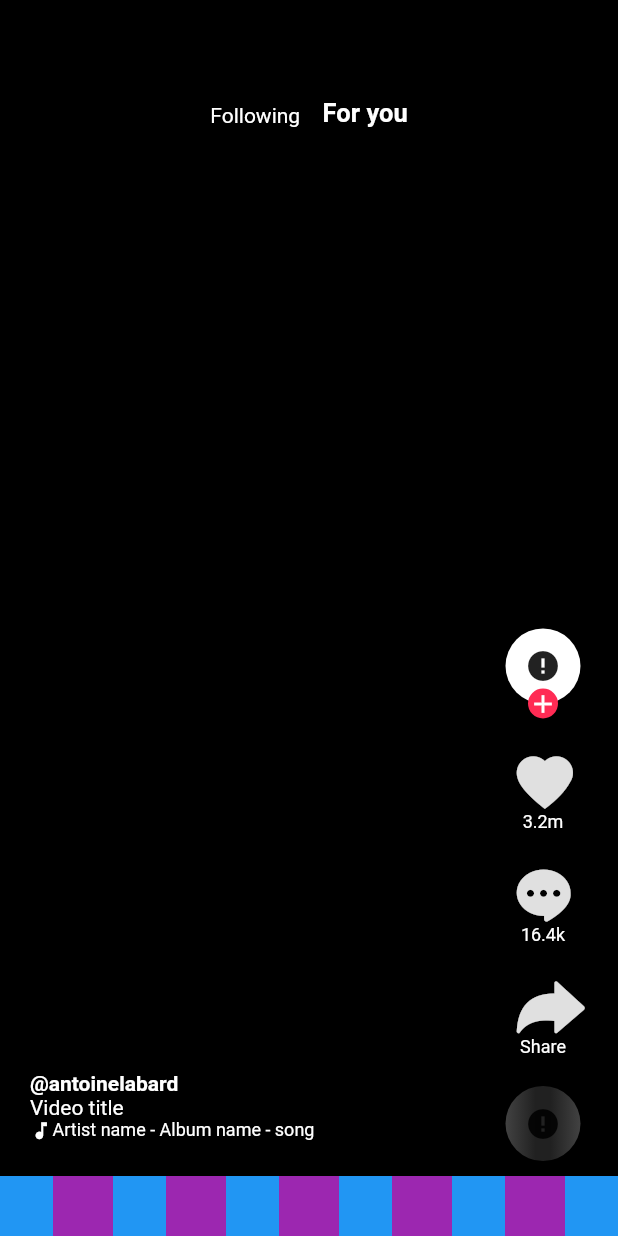
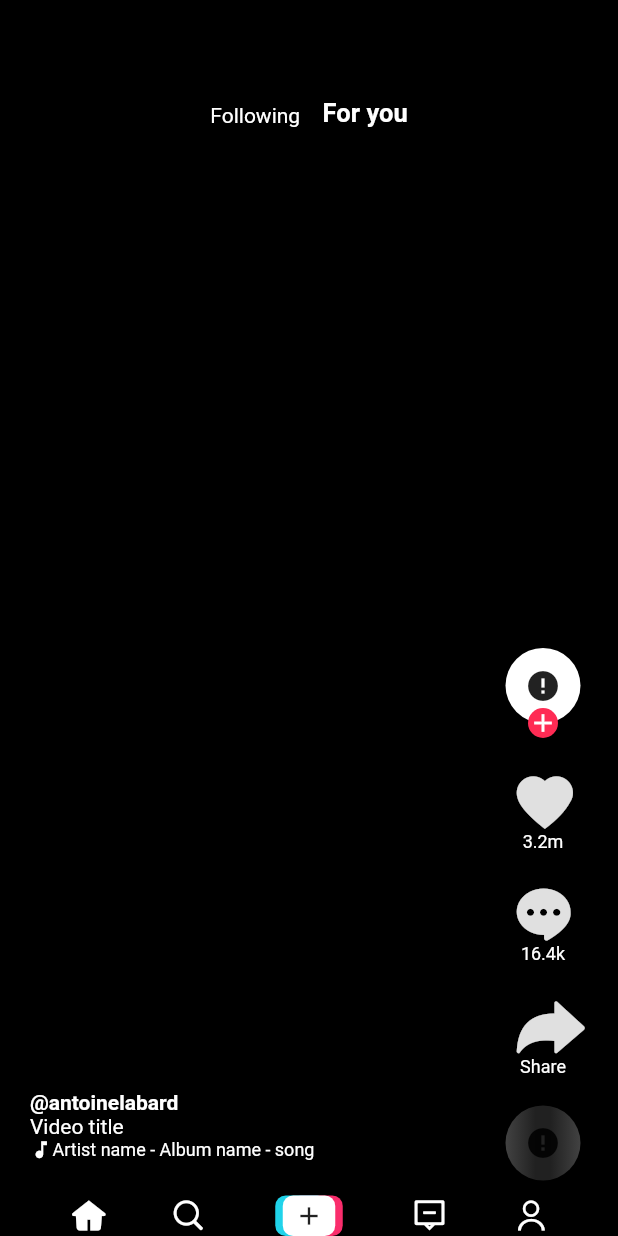
Before and after one commit to antoinelabard/flutter-tiktok-ui, a Flutter app: the screen it shows after launch, on a phone screen of 412 x 824 dp. Run offline on Flutter 3.47's test engine with Material 2 defaults, Android fonts, the phone set to English and light mode, and no system bars; drawn by our look-alikes of cached_network_image; network calls fail.

Commit message:
Implemented _getCreateIcon().

```diff
--- a/lib/BottomToolbar.dart
+++ b/lib/BottomToolbar.dart
@@ -1,17 +1,52 @@
 import 'package:flutter/material.dart';
+import 'package:tik_tok_ui/tik_tok_icons_icons.dart';
 
 class BottomToolbar extends StatelessWidget {
+  static const double NavigationIconSize = 20.0;
+  static const double CreateButtonWidth = 35.0;
+
   @override
   Widget build(BuildContext context) {
-    return Row(
-      mainAxisAlignment: MainAxisAlignment.spaceEvenly,
-      children: List.generate(
-          5,
-          (index) => Container(
-                color: Colors.purple,
-                width: 40,
-                height: 40,
-              )),
-    );
+    return Row(mainAxisAlignment: MainAxisAlignment.spaceEvenly, children: [
+      Icon(TikTokIcons.home, color: Colors.white, size: NavigationIconSize),
+      Icon(TikTokIcons.search, color: Colors.white, size: NavigationIconSize),
+      _getCreateIcon(),
+      Icon(TikTokIcons.messages, color: Colors.white, size: NavigationIconSize),
+      Icon(TikTokIcons.profile, color: Colors.white, size: NavigationIconSize)
+    ]);
   }
+
+  _getCreateIcon() => Container(
+        width: 45,
+        height: 27,
+        child: Stack(
+          children: [
+            Container(
+              margin: EdgeInsets.only(left: 10),
+              width: CreateButtonWidth,
+              decoration: BoxDecoration(
+                  color: Color.fromARGB(255, 250, 45, 108),
+                  borderRadius: BorderRadius.circular(7)),
+            ),
+            Container(
+              margin: EdgeInsets.only(right: 10),
+              width: CreateButtonWidth,
+              decoration: BoxDecoration(
+                  color: Color.fromARGB(255, 32, 211, 234),
+                  borderRadius: BorderRadius.circular(7)),
+            ),
+            Center(
+                child: Container(
+                    height: double.infinity,
+                    width: CreateButtonWidth,
+                    decoration: BoxDecoration(
+                        color: Colors.white,
+                        borderRadius: BorderRadius.circular(7)),
+                    child: Icon(
+                      Icons.add,
+                      size: 20,
+                    )))
+          ],
+        ),
+      );
 }
--- a/lib/home.dart
+++ b/lib/home.dart
@@ -19,7 +19,7 @@ class Home extends StatelessWidget {
   Container _bottomSection() {
     return Container(
         // height: 80,
-        color: Colors.blue,
+        // color: Colors.blue,
         child: BottomToolbar());
   }
 
```
